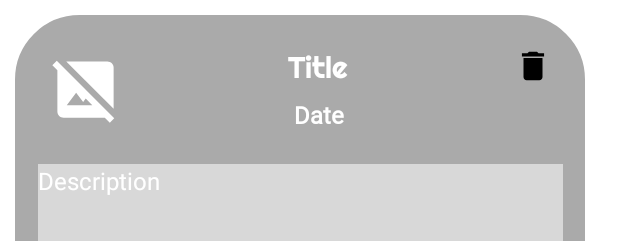
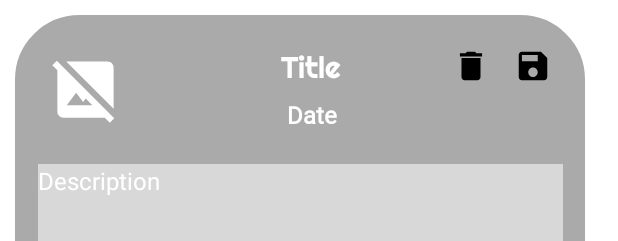
Before and after one commit to tolgakurucay/MyNotebook, an Android app: the layout favorites_layout.xml on its own in the app's theme, with its tools: preview values and no code run, on a phone screen of 412 x 824 dp. Shown: the top 241 px of the screen. Run offline under Robolectric (Android 15) with nearby library versions, the phone set to English and light mode, and no system bars.

Commit message:
favorite updated has added

```diff
--- a/app/src/main/java/com/tolgakurucay/mynotebook/services/NoteDAO.kt
+++ b/app/src/main/java/com/tolgakurucay/mynotebook/services/NoteDAO.kt
@@ -34,5 +34,8 @@ interface NoteDAO {
         @Delete
         fun deleteFavorite(favorite:NoteFavoritesModel)
 
+        @Update
+        fun updateFavoriteItem(favorite:NoteFavoritesModel)
+
 
 }
--- a/app/src/main/res/drawable/save.xml
+++ b/app/src/main/res/drawable/save.xml
@@ -1,4 +1,4 @@
-<vector android:height="24dp" android:tint="#FFFFFF"
+<vector android:height="24dp" android:tint="#000000"
     android:viewportHeight="24" android:viewportWidth="24"
     android:width="24dp" xmlns:android="http://schemas.android.com/apk/res/android">
     <path android:fillColor="@android:color/white" android:pathData="M17,3L5,3c-1.11,0 -2,0.9 -2,2v14c0,1.1 0.89,2 2,2h14c1.1,0 2,-0.9 2,-2L21,7l-4,-4zM12,19c-1.66,0 -3,-1.34 -3,-3s1.34,-3 3,-3 3,1.34 3,3 -1.34,3 -3,3zM15,9L5,9L5,5h10v4z"/>
--- a/app/src/main/res/layout/favorites_layout.xml
+++ b/app/src/main/res/layout/favorites_layout.xml
@@ -10,9 +10,9 @@
         android:id="@+id/textViewFavoritesTitle"
         android:layout_width="0dp"
         android:layout_height="wrap_content"
-        android:layout_marginStart="88dp"
+        android:layout_marginStart="64dp"
         android:layout_marginTop="32dp"
-        android:layout_marginEnd="88dp"
+        android:layout_marginEnd="32dp"
         android:background="@android:color/transparent"
         android:fontFamily="@font/righteorus"
         android:gravity="center"
@@ -39,10 +39,12 @@
         app:layout_constraintTop_toBottomOf="@+id/textViewFavoritesTitle" />
 
     <EditText
-        android:id="@+id/textView4"
+        android:id="@+id/editTextFavoritesDescription"
         android:layout_width="350dp"
         android:layout_height="0dp"
+        android:layout_marginStart="16dp"
         android:layout_marginTop="32dp"
+        android:layout_marginEnd="16dp"
         android:layout_marginBottom="48dp"
         android:background="#8CFFFFFF"
         android:gravity="start"
@@ -77,8 +79,18 @@
         android:id="@+id/imageViewDeleteFavorites"
         android:layout_width="25dp"
         android:layout_height="25dp"
+        android:layout_marginEnd="16dp"
+        android:background="@drawable/ic_baseline_delete_24"
+        app:layout_constraintBottom_toBottomOf="@+id/textVliewFavoritesDate"
+        app:layout_constraintEnd_toStartOf="@+id/imageViewFavoritesSave"
+        app:layout_constraintTop_toTopOf="parent" />
+
+    <ImageView
+        android:id="@+id/imageViewFavoritesSave"
+        android:layout_width="25dp"
+        android:layout_height="25dp"
         android:layout_marginEnd="32dp"
-        android:background="@drawable/ic_baseline_delete_24"
+        android:background="@drawable/save"
         app:layout_constraintBottom_toBottomOf="@+id/textVliewFavoritesDate"
         app:layout_constraintEnd_toEndOf="parent"
         app:layout_constraintTop_toTopOf="parent" />
--- a/app/src/main/res/values/strings.xml
+++ b/app/src/main/res/values/strings.xml
@@ -98,5 +98,7 @@
     <string name="areyousureyouwanttosavechanges">Are You Sure You Want To Save Changes?</string>
     <string name="dontsave">Don\'t Save</string>
     <string name="cancelled">Cancelled</string>
+    <string name="thereisnofavorites">There Is No Favorite Item</string>
+    <string name="updatedcancelled">Updated Has Cancelled</string>
 
 </resources>
```
Also changed, not shown: app/src/main/java/com/tolgakurucay/mynotebook/adapters/FavoritesAdapter.kt (+8 -4 lines), app/src/main/java/com/tolgakurucay/mynotebook/viewmodels/main/FavoritesFragmentViewModel.java (+32 -1 lines), app/src/main/java/com/tolgakurucay/mynotebook/views/main/FavoritesFragment.kt (+62 -2 lines), 1 other file.
